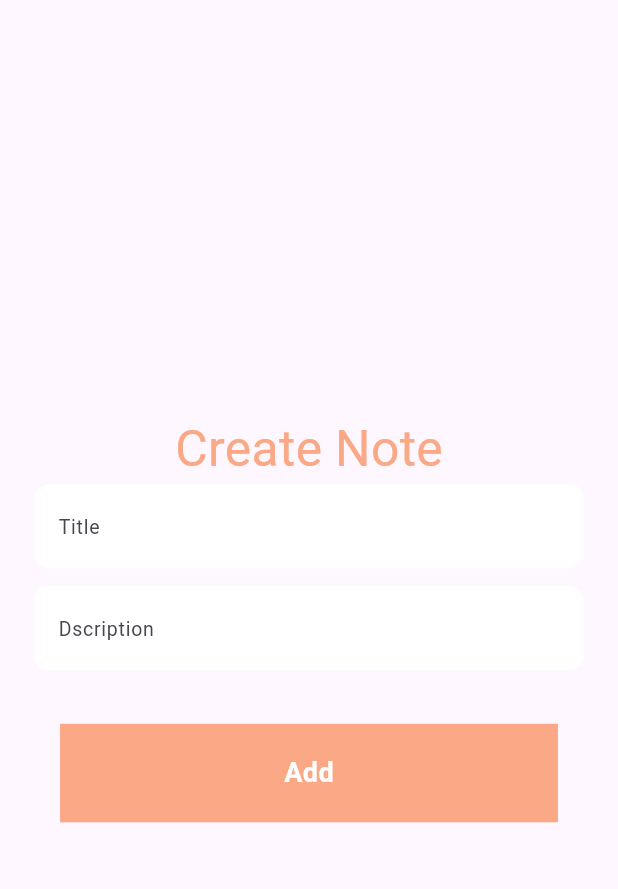
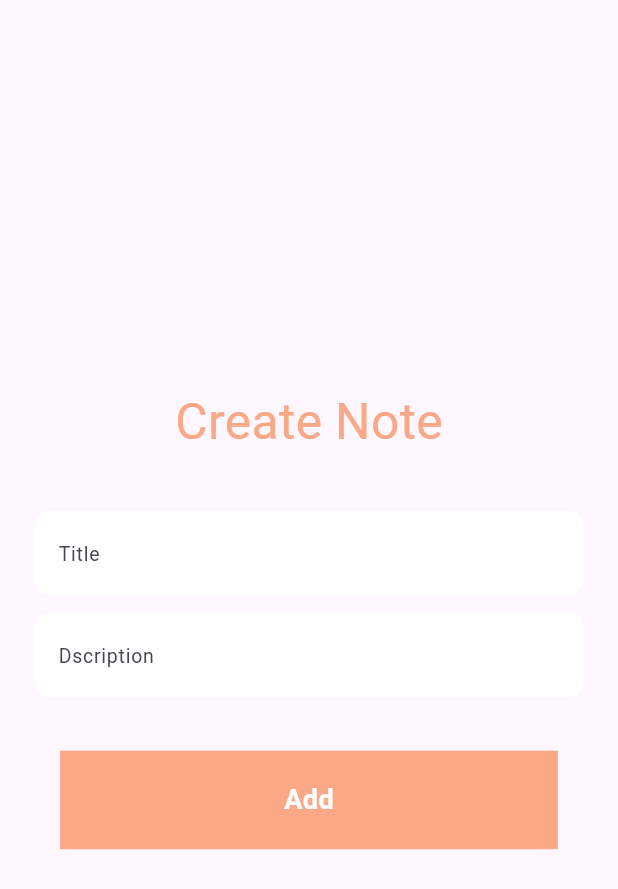
Before and after one commit to saqibalifd/supabase_todolist, a Flutter app: the AddNoteScreen screen opened directly, on a phone screen of 412 x 824 dp. Shown: the top 889 px of the screen. Run offline on Flutter 3.47's test engine with Material 3 defaults, Android fonts, the phone set to English and light mode, and no system bars; our stand-ins replace flutter_screenutil, supabase_flutter; accounts and stored records are empty.

Commit message:
crud complete

```diff
--- a/lib/provider/feature_provider.dart/note_provider.dart
+++ b/lib/provider/feature_provider.dart/note_provider.dart
@@ -4,7 +4,7 @@ import 'package:todo_list/models/note_model.dart';
 import 'package:todo_list/utils/toast_utils.dart';
 
 class NoteProvider with ChangeNotifier {
-  final _supabase = Supabase.instance.client.from('mynotes');
+  final _supabase = Supabase.instance.client.from('notes');
   bool _isLoading = false;
   bool get isLoading => _isLoading;
 
@@ -54,6 +54,7 @@ class NoteProvider with ChangeNotifier {
 
       print('trying to add data********************');
       await _supabase.insert({
+        'created_at': DateTime.now().toIso8601String(),
         'title': title.toString(),
         'description': description.toString(),
       });
@@ -117,6 +118,7 @@ class NoteProvider with ChangeNotifier {
           })
           .eq('id', noteId);
       print('note updated Successfully');
+      Navigator.pop(context);
       await getNotes(context);
     } catch (_e) {
       ToastUtil.showToast(
--- a/lib/view/user_view/add_note_screen.dart
+++ b/lib/view/user_view/add_note_screen.dart
@@ -48,12 +48,15 @@ class _AddNoteScreenState extends State<AddNoteScreen> {
           mainAxisAlignment: MainAxisAlignment.center,
           children: [
             Text(
-              'Create Note',
+              widget.edit == false || widget.edit == null
+                  ? 'Create Note'
+                  : 'Edit Note',
               style: TextStyle(
                 color: AppColors.buttonBackGround,
                 fontSize: 29.sp,
               ),
             ),
+            SizedBox(height: 30.h),
             CustomFieldWidget(text: 'Title', controller: titleControler),
             SizedBox(height: 10.h),
             CustomFieldWidget(
@@ -64,10 +67,12 @@ class _AddNoteScreenState extends State<AddNoteScreen> {
             SizedBox(height: 30.h),
             Consumer<NoteProvider>(
               builder: (context, provider, child) => MainButtonWidget(
-                text: widget.edit == false ? 'Add' : 'Edit',
+                text: widget.edit == false || widget.edit == null
+                    ? 'Add'
+                    : 'Edit',
                 isLoading: provider.isLoading,
                 ontap: () {
-                  widget.edit == false
+                  widget.edit == false || widget.edit == null
                       ? noteProvider.addNote(
                           context,
                           titleControler.text.toString(),
--- a/lib/view/user_view/home_screen.dart
+++ b/lib/view/user_view/home_screen.dart
@@ -7,8 +7,6 @@ import 'package:provider/provider.dart';
 import 'package:todo_list/View/auth_view/login_in_Screen.dart';
 import 'package:todo_list/View/user_view/add_note_screen.dart';
 import 'package:todo_list/constant/app_colors.dart';
-import 'package:todo_list/models/note_model.dart';
-import 'package:todo_list/provider/feature_provider.dart/auth_provider.dart';
 import 'package:todo_list/provider/feature_provider.dart/note_provider.dart';
 
 class HomeScreen extends StatefulWidget {
```
